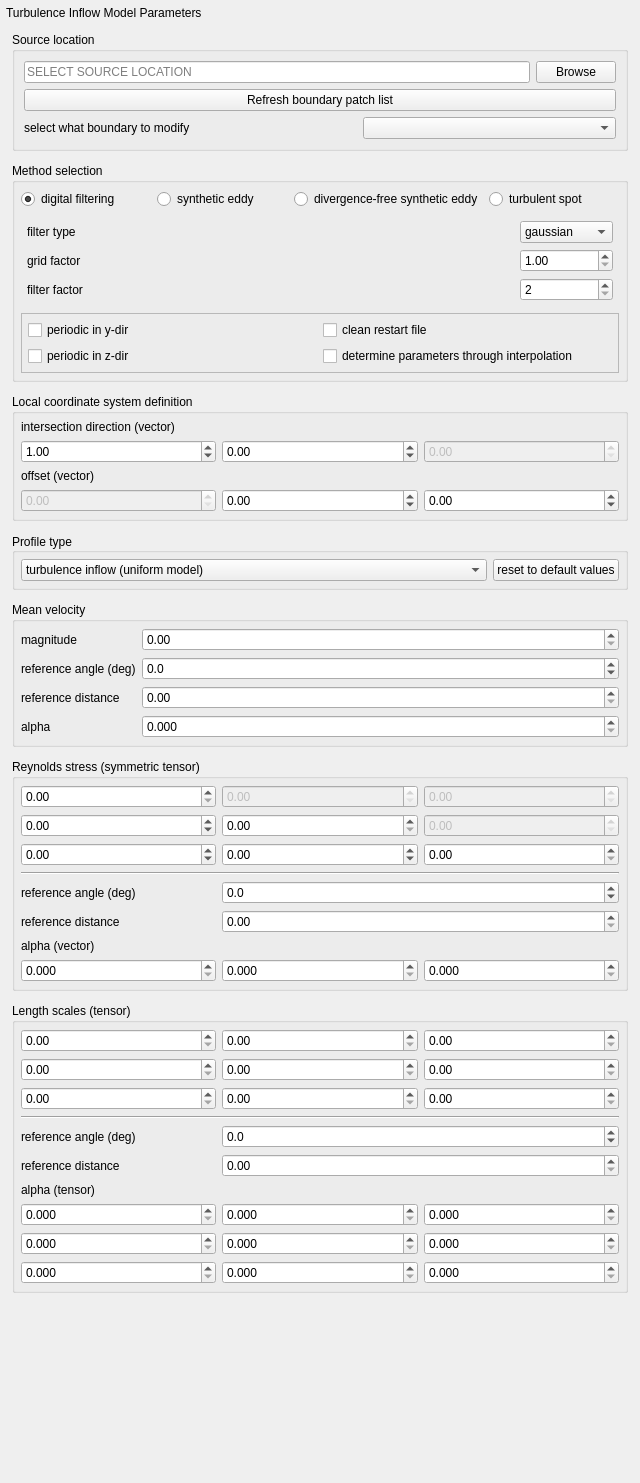
The window that EVENTS/Inflow/inflowparameterwidget.ui (NHERI-SimCenter/WE-UQ) describes before a commit, drawn with Qt 5.
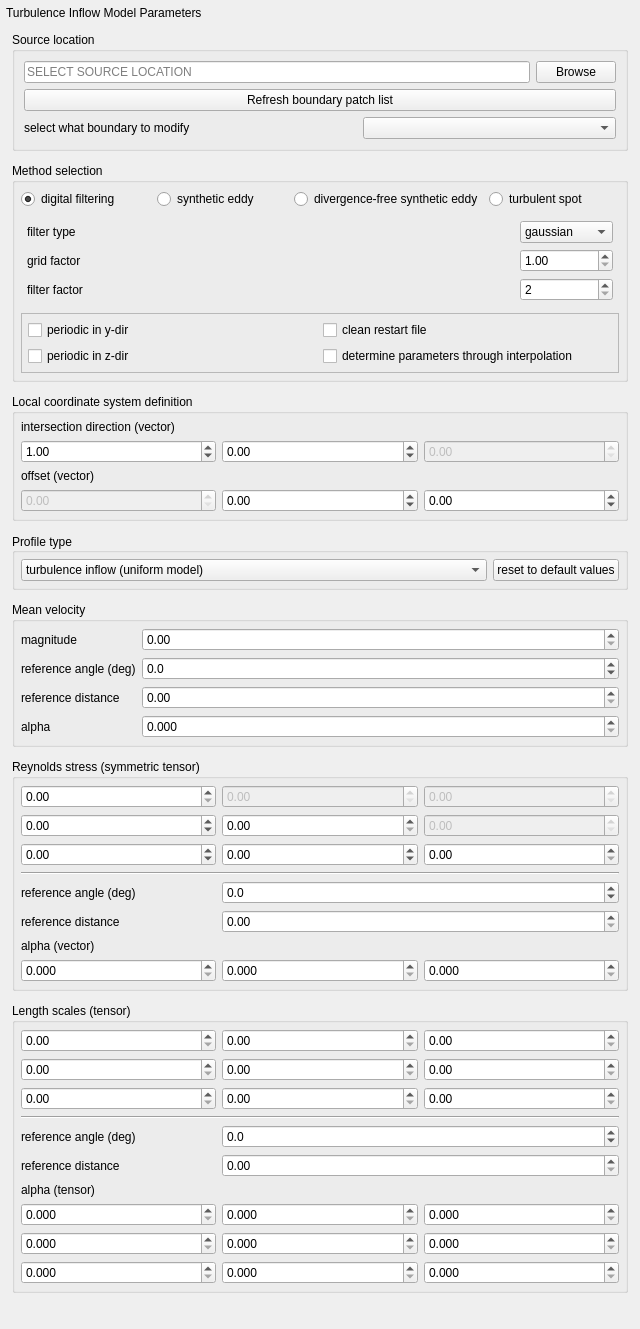
The same window after the commit. Custom widgets are drawn as their Qt base class.

Diff of the .ui file:
```diff
--- a/EVENTS/Inflow/inflowparameterwidget.ui
+++ b/EVENTS/Inflow/inflowparameterwidget.ui
@@ -7,7 +7,7 @@
     <x>0</x>
     <y>0</y>
     <width>640</width>
-    <height>1483</height>
+    <height>1329</height>
    </rect>
   </property>
   <property name="windowTitle">
```
